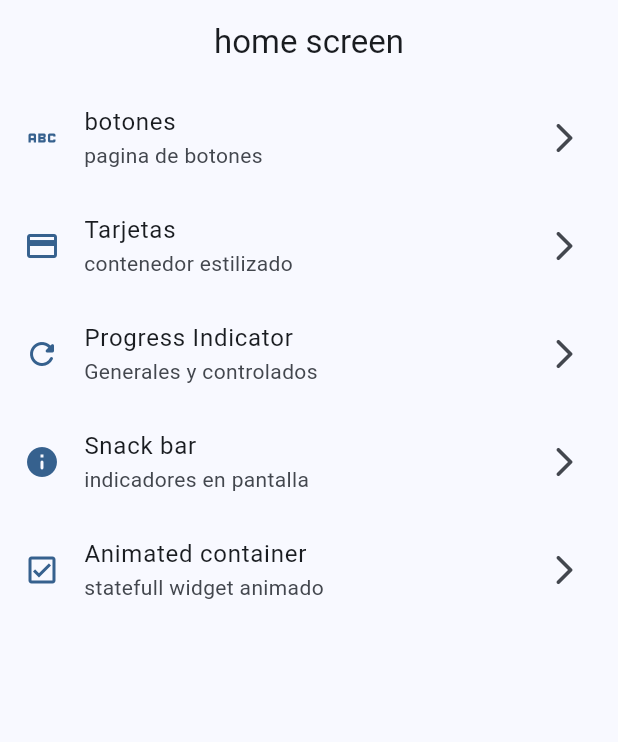
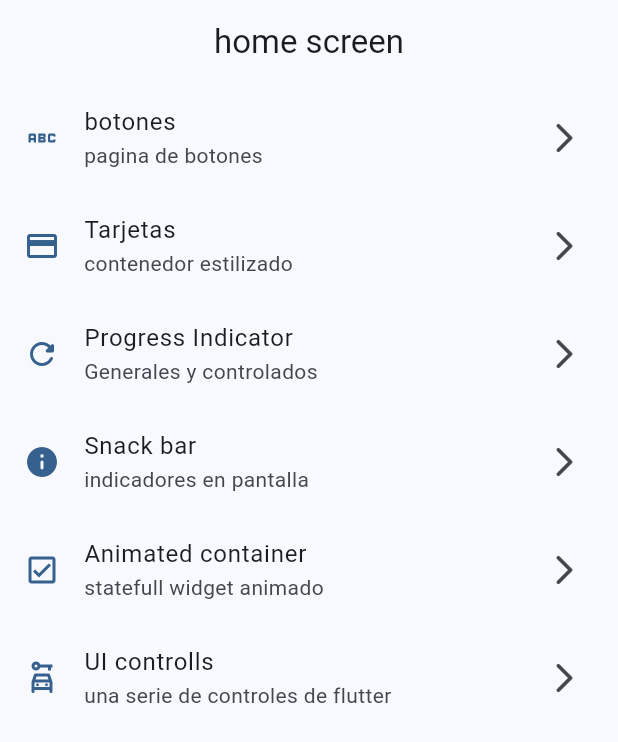
Before and after one commit to jovannyCG/widgets_app, a Flutter app: the screen it shows after launch, on a phone screen of 412 x 824 dp. Shown: the top 742 px of the screen. Run offline on Flutter 3.47's test engine with Material 2 defaults, Android fonts, the phone set to English and light mode, and no system bars; our stand-ins replace go_router.

```diff
--- a/lib/config/menu/menu_itesms.dart
+++ b/lib/config/menu/menu_itesms.dart
@@ -39,4 +39,10 @@ const appMenuItems = <MenuItem>[
       subTitle: 'statefull widget animado',
       link: '/container',
       icon: Icons.check_box_outlined),
+
+      MenuItem(
+      title: 'UI controlls',
+      subTitle: 'una serie de controles de flutter',
+      link: '/ui-controlls',
+      icon: Icons.car_rental_outlined),
 ];
--- a/lib/config/router/app_router.dart
+++ b/lib/config/router/app_router.dart
@@ -35,5 +35,11 @@ final appRouter = GoRouter(
       path: '/container',
       builder: (context, state) => const AnimatedPage(),
     ),
+
+    GoRoute(
+      name: UiControllsPage.name,
+      path: '/ui-controlls',
+      builder: (context, state) => const UiControllsPage(),
+    ),
   ],
 );
```
Also changed, not shown: lib/presentation/screens/ui_controlls/ui_controlls_screen.dart (+68 -6 lines).
